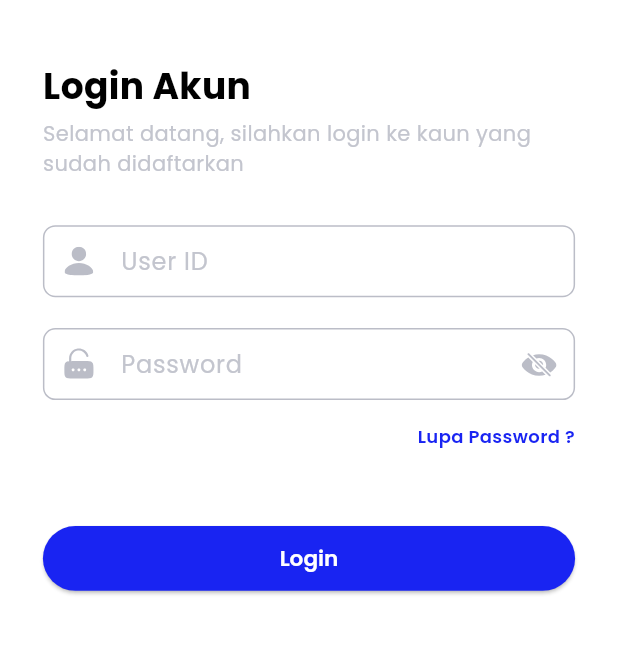
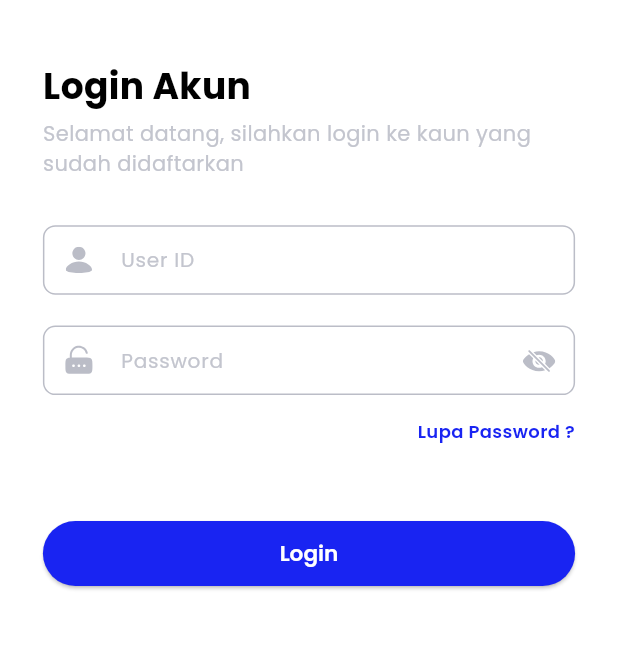
Before and after one commit to muhammadshiva/flutter_report_app, a Flutter app: the screen it shows after launch, on a phone screen of 412 x 824 dp, the part 183-837 px from its top. Run offline on Flutter 3.47's test engine with Material 3 defaults, Android fonts, the phone set to English and light mode, and no system bars; our stand-ins replace flutter_screenutil, flutter_slidable, flutter_svg, get, google_fonts.

Commit message:
add styles

```diff
--- a/lib/shared/styles/color_style.dart
+++ b/lib/shared/styles/color_style.dart
@@ -7,6 +7,7 @@ class ColorStyle {
   static const Color black = Color(0xff000000);
   static const Color black2 = Color(0xff585859);
   static const Color grey = Color(0xffC3C5CE);
+  static const Color grey2 = Color(0xffBBBDC7);
 
   /// Green Color
   static const Color greenWa = Color(0xff60D669);
--- a/lib/shared/widgets/text_form_field_widget.dart
+++ b/lib/shared/widgets/text_form_field_widget.dart
@@ -5,8 +5,8 @@ import 'package:flutter_report_app/shared/styles/google_text_style.dart';
 import 'package:flutter_screenutil/flutter_screenutil.dart';
 
 class TextFormFieldWidget extends StatelessWidget {
-  const TextFormFieldWidget(
-      {super.key,
+  const TextFormFieldWidget({
+    super.key,
     this.controller,
     this.keyboardType,
     this.initialValue,
@@ -43,7 +43,9 @@ class TextFormFieldWidget extends StatelessWidget {
     this.isDense,
     this.onTap,
     this.autoFocus,
-      this.prefixIconConstraints});
+    this.prefixIconConstraints,
+    this.height,
+  });
 
   final TextEditingController? controller;
   final TextInputType? keyboardType;
@@ -82,10 +84,13 @@ class TextFormFieldWidget extends StatelessWidget {
   final void Function()? onTap;
   final bool? autoFocus;
   final BoxConstraints? prefixIconConstraints;
+  final double? height;
 
   @override
   Widget build(BuildContext context) {
-    return TextFormField(
+    return SizedBox(
+      height: height ?? 45.h,
+      child: TextFormField(
         key: key,
         autofocus: autoFocus ?? false,
         onTap: onTap,
@@ -113,7 +118,7 @@ class TextFormFieldWidget extends StatelessWidget {
                   ? null
                   : errorText,
           errorStyle: redTextStyle.copyWith(
-          fontSize: errorFontSize ?? 16,
+            fontSize: errorFontSize ?? 14.sp,
           ),
           floatingLabelBehavior: floatingLabelBehavior,
           hintText: hint,
@@ -121,12 +126,12 @@ class TextFormFieldWidget extends StatelessWidget {
           alignLabelWithHint: alignLabelWithHint,
           labelStyle: labelStyle ??
               blackTextStyle.copyWith(
-              fontSize: 18,
+                fontSize: 13.sp,
                 color: errorText?.isNotEmpty == true ? ColorStyle.r5 : ColorStyle.primary,
               ),
           hintStyle: hintStyle ??
               greyTextStyle.copyWith(
-              fontSize: 16,
+                fontSize: 13.sp,
               ),
           counterText: "",
           contentPadding: contentPadding,
@@ -180,7 +185,8 @@ class TextFormFieldWidget extends StatelessWidget {
         autovalidateMode: AutovalidateMode.onUserInteraction,
         style: style ??
             blackTextStyle.copyWith(
-            fontSize: 16,
+              fontSize: 13.sp,
+            ),
       ),
     );
   }
```
Lines whose indentation alone changed are shown as unchanged.
